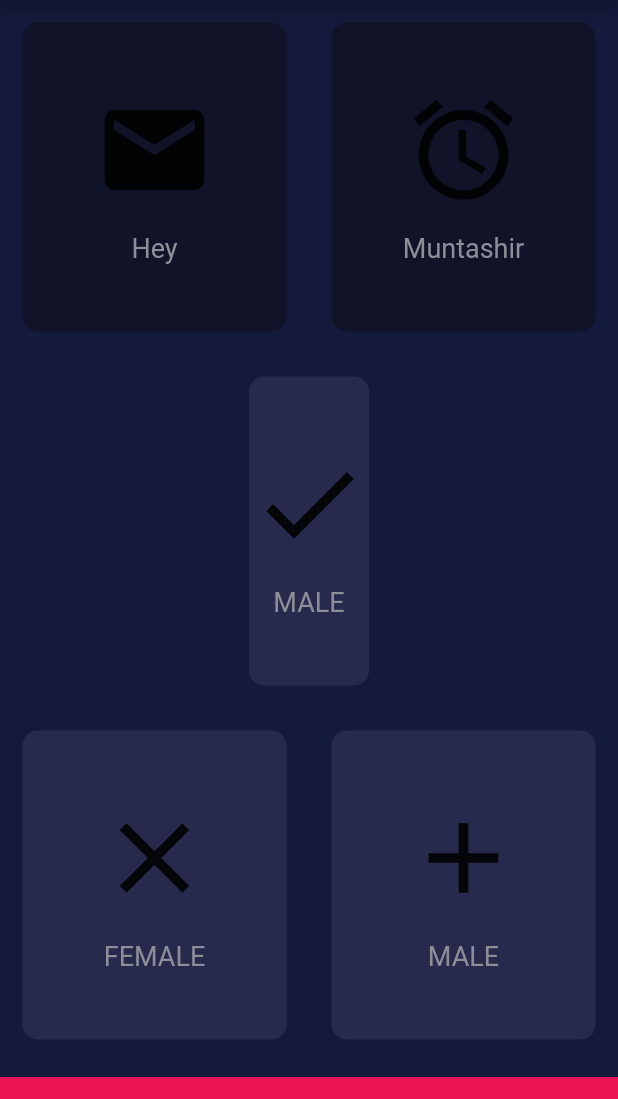
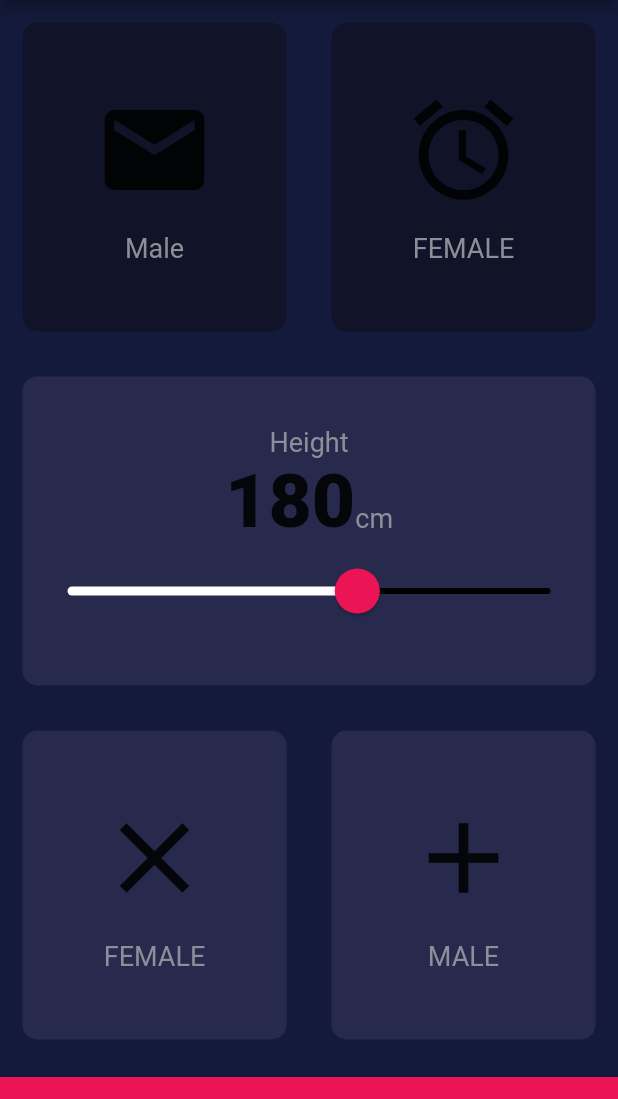
Before and after one commit to FahimMuntashir/BMI-Calculator, a Flutter app: the screen it shows after launch, on a phone screen of 412 x 824 dp, the part 84-1183 px from its top. Run offline on Flutter 3.47's test engine with Material 2 defaults, Android fonts, the phone set to English and light mode, and no system bars.

Commit message:
constants file

```diff
--- /dev/null
+++ b/lib/constants.dart
@@ -0,0 +1,16 @@
+import 'package:flutter/material.dart';
+
+const kBottomContainerHeight = 50.0;
+const kActiveCardColour = Color(0xFF272A4D);
+const kInactiveCardColour = Color(0xFF111328);
+const kBottomContainerColour = Color(0xFFEB1555);
+
+const kLabelTextStyle = TextStyle(
+  fontSize: 18.0,
+  color: Color(0xFF8D8E98),
+);
+
+const kNumberTextStyle = TextStyle(
+  fontSize: 50.0,
+  fontWeight: FontWeight.w900,
+);
--- a/lib/icon_content.dart
+++ b/lib/icon_content.dart
@@ -1,12 +1,9 @@
 import 'input_page.dart';
 import 'package:flutter/material.dart';
-const labelTextStyle = TextStyle(
-  fontSize: 18.0,
-  color: Color(0xFF8D8E98),
-);
+import 'constants.dart';
 
 class IconContent extends StatelessWidget {
-  IconContent({ this.icon,this.label});
+  IconContent({this.icon, this.label});
 
   final IconData icon;
   final String label;
@@ -23,9 +20,8 @@ class IconContent extends StatelessWidget {
           height: 15.0,
         ),
         Text(
-
           label,
-          style:labelTextStyle ,
+          style: kLabelTextStyle,
         ),
       ],
     );
--- a/lib/input_page.dart
+++ b/lib/input_page.dart
@@ -2,11 +2,7 @@ import 'package:flutter/cupertino.dart';
 import 'package:flutter/material.dart';
 import 'icon_content.dart';
 import 'reusable_card.dart';
-
-const bottomContainerHeight = 50.0;
-const activeCardColour = Color(0xFF272A4D);
-const inactiveCardColour = Color(0xFF111328);
-const bottomContainerColour = Color(0xFFEB1555);
+import 'constants.dart';
 
 enum Gender {
   male,
@@ -47,6 +43,7 @@ class _InputPageState extends State<InputPage> {
 ////  }
 
   Gender selectedGender;
+  int height = 180;
 
   @override
   Widget build(BuildContext context) {
@@ -55,40 +52,41 @@ class _InputPageState extends State<InputPage> {
         title: Center(child: Text('BMI Calculator')),
       ),
       body: Column(
+        crossAxisAlignment: CrossAxisAlignment.stretch,
         children: <Widget>[
           Expanded(
             child: Row(
               children: <Widget>[
                 Expanded(
-                  child: GestureDetector(
-                    onTap: () {
+                  child: ReusableCard(
+                    onPress: () {
                       setState(() {
                         selectedGender = Gender.male;
                       });
                     },
-                    child: ReusableCard(
-                      cardChild: IconContent(
-                        icon: Icons.mail,
-                        label: 'Hey',
-                      ),
-                      colour: selectedGender==Gender.male?activeCardColour:inactiveCardColour,
+                    cardChild: IconContent(
+                      icon: Icons.mail,
+                      label: 'Male',
                     ),
+                    colour: selectedGender == Gender.male
+                        ? kActiveCardColour
+                        : kInactiveCardColour,
                   ),
                 ),
                 Expanded(
-                  child: GestureDetector(
-                    onTap: () {
+                  child: ReusableCard(
+                    onPress: () {
                       setState(() {
                         selectedGender = Gender.female;
                       });
                     },
-                    child: ReusableCard(
-                      cardChild: IconContent(
-                        icon: Icons.access_alarm,
-                        label: 'Muntashir',
-                      ),
-                      colour: selectedGender==Gender.female?activeCardColour:inactiveCardColour,
+                    cardChild: IconContent(
+                      icon: Icons.access_alarm,
+                      label: 'FEMALE',
                     ),
+                    colour: selectedGender == Gender.female
+                        ? kActiveCardColour
+                        : kInactiveCardColour,
                   ),
                 ),
               ],
@@ -96,11 +94,53 @@ class _InputPageState extends State<InputPage> {
           ),
           Expanded(
             child: ReusableCard(
-              cardChild: IconContent(
-                icon: Icons.check,
-                label: 'MALE',
+              cardChild: Column(
+                mainAxisAlignment: MainAxisAlignment.center,
+                children: <Widget>[
+                  Text(
+                    'Height',
+                    style: kLabelTextStyle,
+                  ),
+                  Row(
+                    mainAxisAlignment: MainAxisAlignment.center,
+                    crossAxisAlignment: CrossAxisAlignment.baseline,
+                    textBaseline: TextBaseline.alphabetic,
+                    children: <Widget>[
+                      Text(
+                        height.toString(),
+                        style: kNumberTextStyle,
+                      ),
+                      Text(
+                        'cm',
+                        style: kLabelTextStyle,
+                      ),
+                    ],
+                  ),
+                  SliderTheme(
+                    data: SliderTheme.of(context).copyWith(
+                      thumbColor: kBottomContainerColour,
+                      overlayColor: Colors.teal,
+                      activeTrackColor: Colors.white,
+                      thumbShape:
+                          RoundSliderThumbShape(enabledThumbRadius: 15.0),
+                      overlayShape:
+                          RoundSliderOverlayShape(overlayRadius: 30.0),
+                    ),
+                    child: Slider(
+                      value: height.toDouble(),
+                      inactiveColor: Colors.black,
+                      min: 120.0,
+                      max: 220.0,
+                      onChanged: (double newValue) {
+                        setState(() {
+                          height = newValue.round();
+                        });
+                      },
+                    ),
+                  ),
+                ],
               ),
-              colour: activeCardColour,
+              colour: kActiveCardColour,
             ),
           ),
           Expanded(
@@ -108,7 +148,7 @@ class _InputPageState extends State<InputPage> {
               children: <Widget>[
                 Expanded(
                   child: ReusableCard(
-                    colour: activeCardColour,
+                    colour: kActiveCardColour,
                     cardChild: IconContent(
                       icon: Icons.close,
                       label: 'FEMALE',
@@ -117,7 +157,7 @@ class _InputPageState extends State<InputPage> {
                 ),
                 Expanded(
                   child: ReusableCard(
-                    colour: activeCardColour,
+                    colour: kActiveCardColour,
                     cardChild: IconContent(
                       icon: Icons.add,
                       label: 'MALE',
@@ -128,8 +168,8 @@ class _InputPageState extends State<InputPage> {
             ),
           ),
           Container(
-            color: bottomContainerColour,
-            height: bottomContainerHeight,
+            color: kBottomContainerColour,
+            height: kBottomContainerHeight,
             width: double.infinity,
             margin: EdgeInsets.only(top: 10.0),
           ),
--- a/lib/reusable_card.dart
+++ b/lib/reusable_card.dart
@@ -1,17 +1,22 @@
 import 'package:flutter/material.dart';
+
 class ReusableCard extends StatelessWidget {
-  ReusableCard({this.colour, this.cardChild});
+  ReusableCard({this.colour, this.cardChild, this.onPress});
 
   final Color colour;
   final Widget cardChild;
+  final Function onPress;
   @override
   Widget build(BuildContext context) {
-    return Container(
-      child: cardChild,
-      margin: EdgeInsets.all(15.0),
-      decoration: BoxDecoration(
-        borderRadius: BorderRadius.circular(10.0),
-        color: colour,
+    return GestureDetector(
+      onTap: onPress,
+      child: Container(
+        child: cardChild,
+        margin: EdgeInsets.all(15.0),
+        decoration: BoxDecoration(
+          borderRadius: BorderRadius.circular(10.0),
+          color: colour,
+        ),
       ),
     );
   }
```
